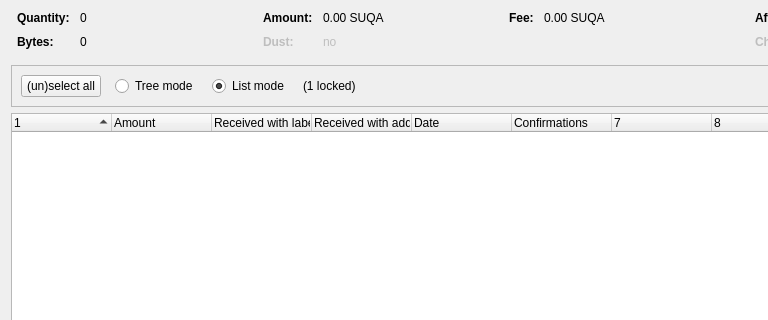
First picture: the form in src/qt/forms/coincontroldialog.ui, repository barrystyle/SUQA-0.17.1, before the edit; both pictures show x 0 to 768 and y 0 to 320 of the 1000 by 500 pixel window.
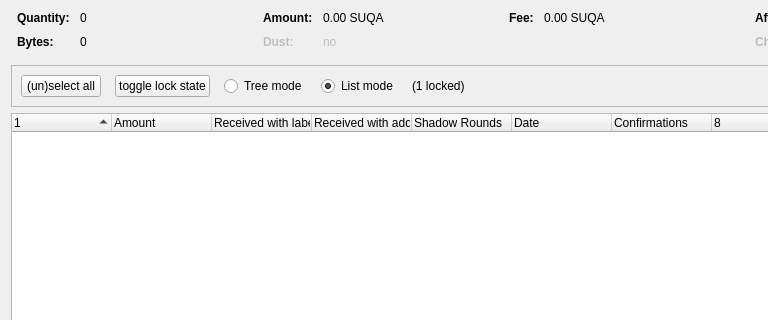
Second picture: the form after the edit. Custom widgets are drawn as their Qt base class.

Patch:
```diff
--- a/src/qt/forms/coincontroldialog.ui
+++ b/src/qt/forms/coincontroldialog.ui
@@ -339,6 +339,22 @@
           </property>
          </widget>
         </item>
+        <item>
+         <widget class="QPushButton" name="pushButtonToggleLock">
+          <property name="sizePolicy">
+           <sizepolicy hsizetype="Maximum" vsizetype="Fixed">
+            <horstretch>0</horstretch>
+            <verstretch>0</verstretch>
+           </sizepolicy>
+          </property>
+          <property name="text">
+           <string>toggle lock state</string>
+          </property>
+          <property name="autoDefault">
+           <bool>false</bool>
+          </property>
+         </widget>
+        </item>
         <item>
          <widget class="QRadioButton" name="radioTreeMode">
           <property name="sizePolicy">
@@ -430,6 +446,11 @@
        <string>Received with address</string>
       </property>
      </column>
+     <column>
+      <property name="text">
+       <string>Shadow Rounds</string>
+      </property>
+     </column>
      <column>
       <property name="text">
        <string>Date</string>
```
